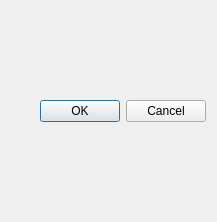
Before: the Qt Designer form app/drawdialog.ui in bruceoutdoors/DrawingApp, drawn with Qt 5.
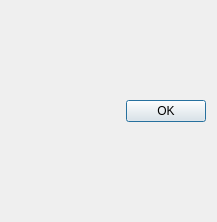
After: the same form once the commit is applied.

Diff of the .ui file:
```diff
--- a/app/drawdialog.ui
+++ b/app/drawdialog.ui
@@ -45,7 +45,7 @@
         <enum>Qt::Horizontal</enum>
        </property>
        <property name="standardButtons">
-        <set>QDialogButtonBox::Cancel|QDialogButtonBox::Ok</set>
+        <set>QDialogButtonBox::Ok</set>
        </property>
       </widget>
      </item>
```
